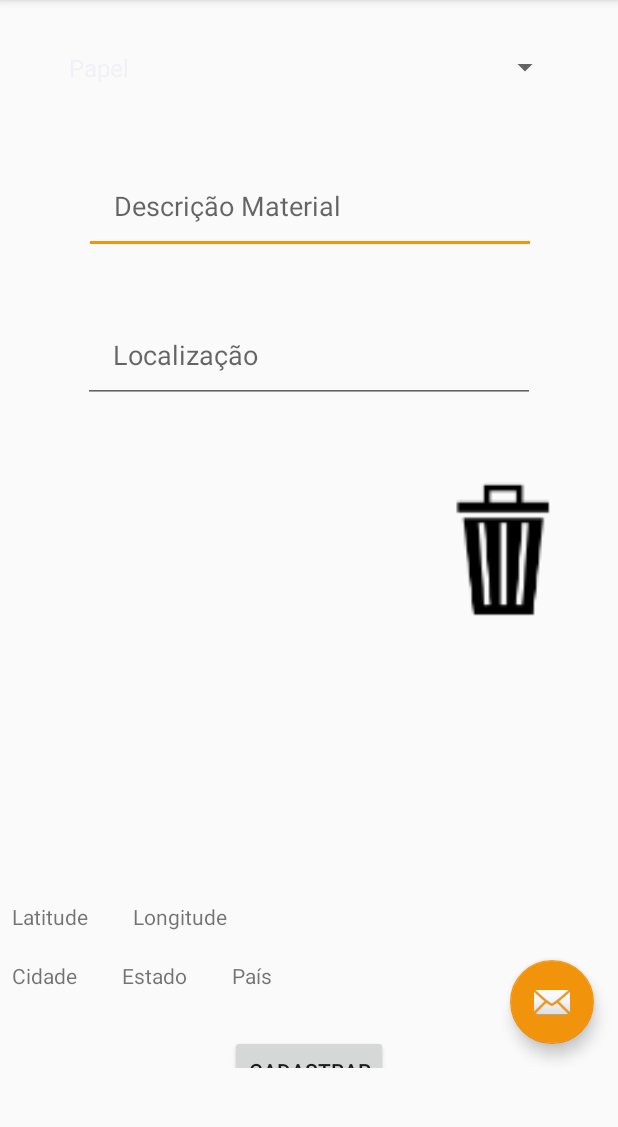
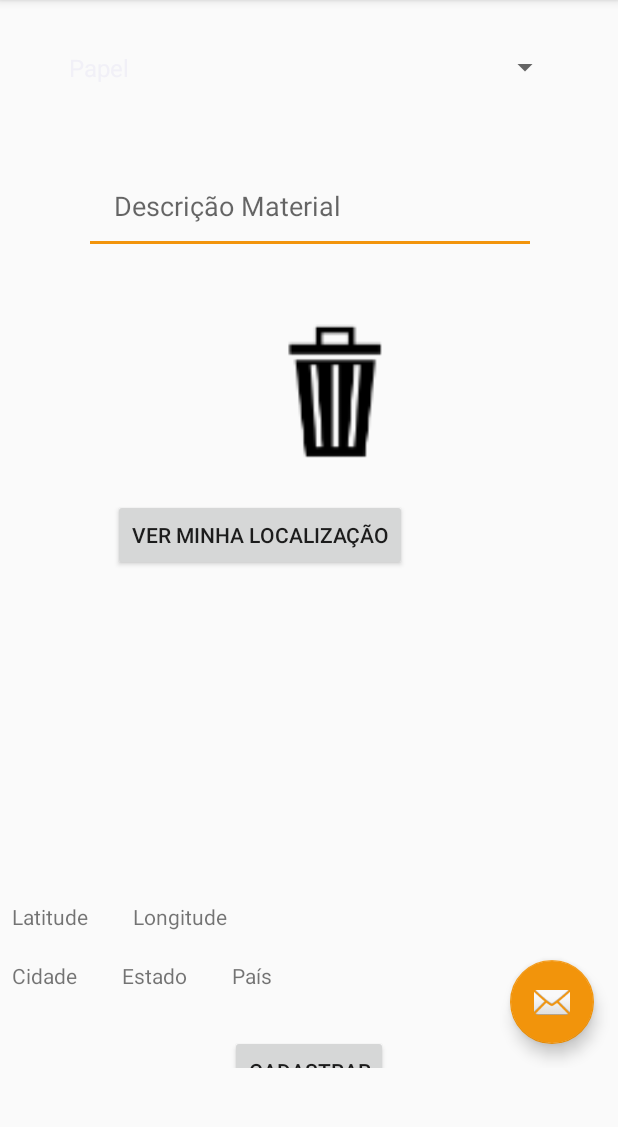
Before and after one commit to ScharlesSouza/To_Recycle, an Android app: the screen it shows after launch (MainActivity), in the side drawer, after a tap on "Descarte, Vem buscar!", on a phone screen of 412 x 824 dp, the part 84-1211 px from its top. Run offline under Robolectric (Android 15) with nearby library versions, the phone set to English and light mode, and no system bars; our stand-ins replace Firebase (no records; nobody signed in at launch, a user with empty details on screens opened directly); libraries missing offline, so code that uses them is left out: com.squareup.okhttp.

Commit message:
Comite com localização no MAPA

```diff
--- a/app/src/debug/res/values/google_maps_api.xml
+++ b/app/src/debug/res/values/google_maps_api.xml
@@ -20,5 +20,5 @@
     Once you have your key (it starts with "AIza"), replace the "google_maps_key"
     string in this file.
     -->
-    <string name="google_maps_key" templateMergeStrategy="preserve" translatable="false">YOUR_KEY_HERE</string>
+    <string name="google_maps_key" templateMergeStrategy="preserve" translatable="false">AIzaSyA-i_qBlHA1AP-2xKp1m7tFOoeZ352ptLE</string>
 </resources>
--- a/app/src/main/java/br/untins/torecycle/to_recycle/fragmento/CadastroFrag.java
+++ b/app/src/main/java/br/untins/torecycle/to_recycle/fragmento/CadastroFrag.java
@@ -43,6 +43,8 @@ import java.util.ArrayList;
 import java.util.List;
 
 import br.untins.torecycle.to_recycle.R;
+import br.untins.torecycle.to_recycle.activity.LocalizacaoMaps;
+import br.untins.torecycle.to_recycle.activity.MapsActivity;
 
 
 /**
@@ -94,7 +96,6 @@ public class CadastroFrag extends Fragment implements GoogleApiClient.Connection
 
 
         campoDescricao = (EditText) getActivity().findViewById(R.id.descricaoCadastro);
-        campoLocalizacao = (EditText) getActivity().findViewById(R.id.localizacaoCadastro);
 
 
         //teste de localização
@@ -145,6 +146,31 @@ public class CadastroFrag extends Fragment implements GoogleApiClient.Connection
             Log.i("GPS", e.getMessage());
         }
 */
+
+
+        //chama o mapa com a localização atual do usuario
+        Button btnLocalizacao = (Button)viewFragment.findViewById(R.id.btnLocalizacao);
+        btnLocalizacao.setOnClickListener(new View.OnClickListener() {
+            @Override
+            public void onClick(View v) {
+
+                Bundle parametros = new Bundle();
+
+                //chama a proxima tela
+                Context contexto = null;
+                contexto = getContext();
+                Intent intent = new Intent(contexto, LocalizacaoMaps.class);
+
+                parametros.putDouble("latitude", latitude);
+                parametros.putDouble("logitude",longitude);
+
+                intent.putExtras(parametros);
+
+                contexto.startActivity(intent);
+            }
+        });
+
+
 
         // Chama a tela Cadastro Esvento
         Button btnCadastrar = (Button) viewFragment.findViewById(R.id.btnCadastrar);
--- a/app/src/main/res/layout/fragment_cadastro.xml
+++ b/app/src/main/res/layout/fragment_cadastro.xml
@@ -12,6 +12,21 @@
     <android.support.constraint.ConstraintLayout
         android:layout_width="match_parent"
         android:layout_height="match_parent">
+
+        <Button
+            android:id="@+id/btnLocalizacao"
+            android:layout_width="wrap_content"
+            android:layout_height="wrap_content"
+            android:layout_marginEnd="148dp"
+            android:layout_marginLeft="148dp"
+            android:layout_marginRight="148dp"
+            android:layout_marginStart="148dp"
+            android:layout_marginTop="20dp"
+            android:text="Ver Minha Localização"
+            app:layout_constraintEnd_toEndOf="parent"
+            app:layout_constraintHorizontal_bias="0.915"
+            app:layout_constraintStart_toStartOf="parent"
+            app:layout_constraintTop_toBottomOf="@+id/imageViewFoto" />
 
         <Spinner
             android:id="@+id/SpinnerMaterial"
@@ -41,21 +56,6 @@
             app:layout_constraintHorizontal_bias="0.507"
             app:layout_constraintStart_toStartOf="parent"
             app:layout_constraintTop_toBottomOf="@+id/SpinnerMaterial" />
-
-        <EditText
-            android:id="@+id/localizacaoCadastro"
-            android:layout_width="301dp"
-            android:layout_height="59dp"
-            android:layout_marginEnd="8dp"
-            android:layout_marginLeft="8dp"
-            android:layout_marginRight="8dp"
-            android:layout_marginStart="8dp"
-            android:layout_marginTop="40dp"
-            android:hint="Localização"
-            android:padding="20dp"
-            app:layout_constraintEnd_toEndOf="parent"
-            app:layout_constraintStart_toStartOf="parent"
-            app:layout_constraintTop_toBottomOf="@+id/descricaoCadastro" />
 
         <Button
             android:id="@+id/btnCadastrar"
@@ -130,12 +130,16 @@
             android:id="@+id/imageViewFoto"
             android:layout_width="136dp"
             android:layout_height="119dp"
-            android:layout_marginEnd="8dp"
-            android:layout_marginRight="8dp"
-            android:layout_marginTop="30dp"
+            android:layout_marginEnd="120dp"
+            android:layout_marginLeft="120dp"
+            android:layout_marginRight="120dp"
+            android:layout_marginStart="120dp"
+            android:layout_marginTop="24dp"
             android:src="@mipmap/ic_lixeira"
             app:layout_constraintEnd_toEndOf="parent"
-            app:layout_constraintTop_toBottomOf="@+id/localizacaoCadastro" />
+            app:layout_constraintHorizontal_bias="1.0"
+            app:layout_constraintStart_toStartOf="parent"
+            app:layout_constraintTop_toBottomOf="@+id/descricaoCadastro" />
 
 
     </android.support.constraint.ConstraintLayout>
```
Also changed, not shown: app/src/main/AndroidManifest.xml (+6 -1 lines), app/src/main/java/br/untins/torecycle/to_recycle/activity/LocalizacaoMaps.java (added, +71 -0 lines), app/src/main/java/br/untins/torecycle/to_recycle/activity/MapsActivity.java (+9 -3 lines), app/src/main/res/layout/localizacao_maps.xml (added, +8 -0 lines).
